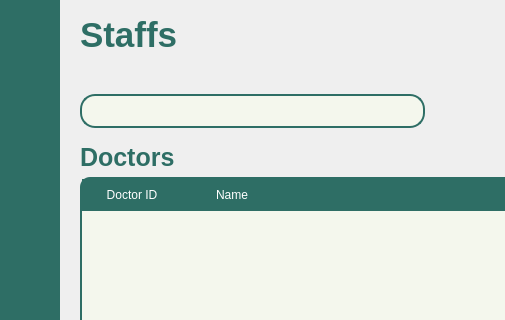
Above: Views/Admin_Staffs.ui from VinsmokeSanji69/COVACHA_CLINIC_SYSTEM before the change; both pictures show x 205 to 710 and y 0 to 320 of the 1199 by 853 pixel window. Below: the same form after it.
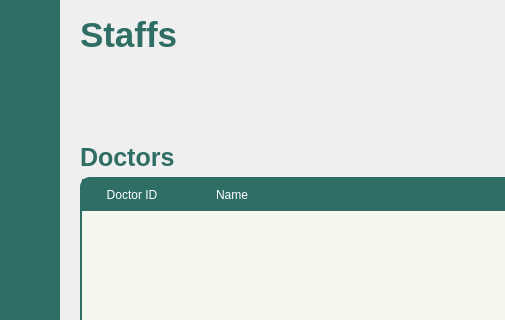
That is the form after the change. Icons and pictures are not drawn.

Patch:
```diff
--- a/Views/Admin_Staffs.ui
+++ b/Views/Admin_Staffs.ui
@@ -696,72 +696,6 @@
                <property name="rightMargin">
                 <number>0</number>
                </property>
-               <item>
-                <widget class="QWidget" name="SearchBar" native="true">
-                 <property name="sizePolicy">
-                  <sizepolicy hsizetype="Expanding" vsizetype="Fixed">
-                   <horstretch>0</horstretch>
-                   <verstretch>0</verstretch>
-                  </sizepolicy>
-                 </property>
-                 <property name="minimumSize">
-                  <size>
-                   <width>290</width>
-                   <height>0</height>
-                  </size>
-                 </property>
-                 <property name="maximumSize">
-                  <size>
-                   <width>400</width>
-                   <height>16777215</height>
-                  </size>
-                 </property>
-                 <layout class="QHBoxLayout" name="horizontalLayout_2">
-                  <property name="spacing">
-                   <number>0</number>
-                  </property>
-                  <property name="leftMargin">
-                   <number>0</number>
-                  </property>
-                  <property name="topMargin">
-                   <number>5</number>
-                  </property>
-                  <property name="rightMargin">
-                   <number>0</number>
-                  </property>
-                  <property name="bottomMargin">
-                   <number>5</number>
-                  </property>
-                  <item>
-                   <widget class="QPushButton" name="Icon">
-                    <property name="text">
-                     <string/>
-                    </property>
-                    <property name="icon">
-                     <iconset resource="../Images/resources.qrc">
-                      <normaloff>:/icons/icons/search.svg</normaloff>:/icons/icons/search.svg</iconset>
-                    </property>
-                    <property name="iconSize">
-                     <size>
-                      <width>30</width>
-                      <height>30</height>
-                     </size>
-                    </property>
-                   </widget>
-                  </item>
-                  <item>
-                   <widget class="QLineEdit" name="Search">
-                    <property name="sizePolicy">
-                     <sizepolicy hsizetype="Expanding" vsizetype="Expanding">
-                      <horstretch>0</horstretch>
-                      <verstretch>0</verstretch>
-                     </sizepolicy>
-                    </property>
-                   </widget>
-                  </item>
-                 </layout>
-                </widget>
-               </item>
                <item>
                 <spacer name="horizontalSpacer">
                  <property name="orientation">
```
Left out of the diff: 2 changed lines with no effect on the pictures.
